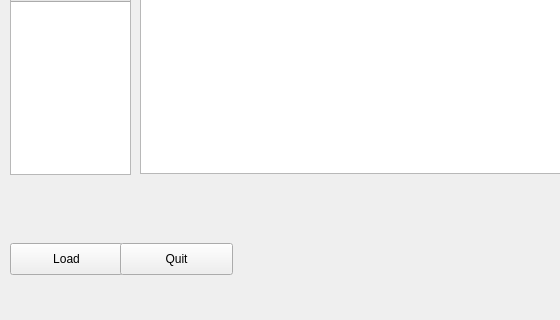
ableasdale/learn-qt5, file mainwindow.ui: the form before one commit; both pictures show x 0 to 560 and y 144 to 464 of the 752 by 464 pixel window.
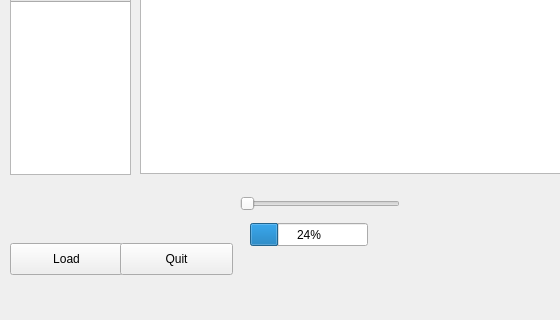
The form after the commit.

Commit message: First signal created

Patch:
```diff
--- a/mainwindow.ui
+++ b/mainwindow.ui
@@ -85,6 +85,32 @@
      </property>
     </column>
    </widget>
+   <widget class="QSlider" name="horizontalSlider">
+    <property name="geometry">
+     <rect>
+      <x>240</x>
+      <y>320</y>
+      <width>160</width>
+      <height>22</height>
+     </rect>
+    </property>
+    <property name="orientation">
+     <enum>Qt::Horizontal</enum>
+    </property>
+   </widget>
+   <widget class="QProgressBar" name="progressBar">
+    <property name="geometry">
+     <rect>
+      <x>250</x>
+      <y>350</y>
+      <width>118</width>
+      <height>23</height>
+     </rect>
+    </property>
+    <property name="value">
+     <number>24</number>
+    </property>
+   </widget>
   </widget>
   <widget class="QMenuBar" name="menuBar">
    <property name="geometry">
```
The commit also changes 2 other files.
